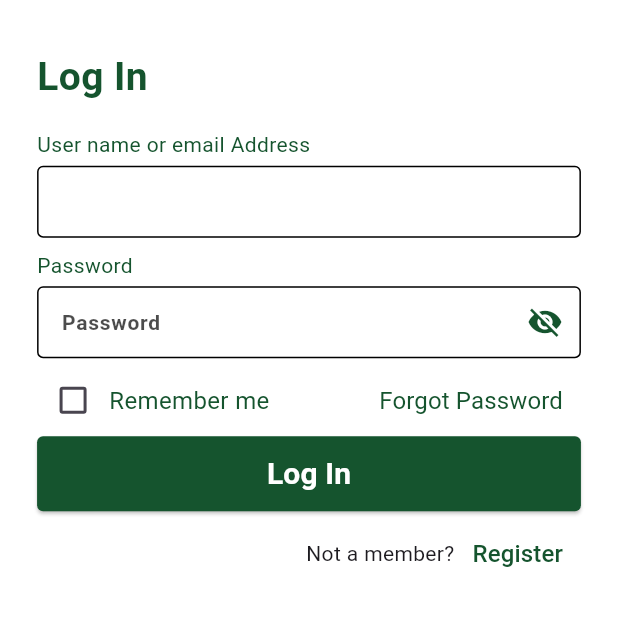
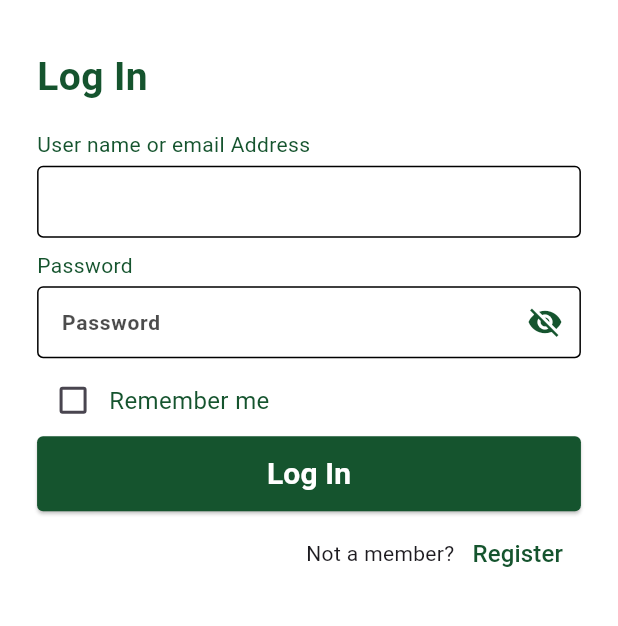
Before and after one commit to AmarchandK/petshop, a Flutter app: the screen it shows after launch, on a phone screen of 412 x 824 dp, the part 272-898 px from its top. Run offline on Flutter 3.47's test engine with Material 3 defaults, Android fonts, the phone set to English and light mode, and no system bars; our stand-ins replace auto_size_text, cached_network_image, cloud_firestore, firebase_core, flutter_iconly, flutter_rating_bar and 10 more; missing offline and left inert: animated_read_more_text, flutter_stripe, mailer; accounts and stored records are empty; Roboto replaces fonts that are missing (Tajawal).

Commit message:
cashon-delivery-option in pay ment ,Forgot password,SMTP implementation

```diff
--- a/lib/screen/cart/controller/cart_controller.dart
+++ b/lib/screen/cart/controller/cart_controller.dart
@@ -15,7 +15,12 @@ class CartController extends GetxController {
   bool isCartLoading = false;
   List<CartItemModel> cartItems = [];
   double subTotalAmount = 0.0;
+  RxInt selectedValue = 1.obs;
 
+
+   void updateSelectedValue(int value) {
+    selectedValue.value = value;
+  }
   List<CartItemModel> getCartItems({QuerySnapshot? snap}) {
     subTotalAmount = 0.0;
     cartItems.clear();
--- a/lib/screen/cart/view/placed_view.dart
+++ b/lib/screen/cart/view/placed_view.dart
@@ -1,7 +1,7 @@
 import 'package:flutter/material.dart';
 import 'package:get/get.dart';
 import 'package:lottie/lottie.dart';
-import '../../nav/controller/nav_controller.dart';
+import '../../checkout/nav/controller/nav_controller.dart';
 
 class PlacedView extends StatefulWidget {
   const PlacedView({super.key});
--- a/lib/screen/nav/controller/nav_controller.dart
+++ b/lib/screen/checkout/nav/controller/nav_controller.dart
@@ -2,8 +2,8 @@ import 'package:flutter/material.dart';
 import 'package:get/get.dart';
 import 'package:petvillage/screen/cart/view/cart_view.dart';
 import 'package:petvillage/screen/home/view/home_view.dart';
-import '../../profile/view/profile_view.dart';
-import '../../wishlist/view/wishlist_view.dart';
+import '../../../profile/view/profile_view.dart';
+import '../../../wishlist/view/wishlist_view.dart';
 
 class NavController extends GetxController {
   bool isLoading = false;
--- a/lib/screen/nav/view/nav_view.dart
+++ b/lib/screen/checkout/nav/view/nav_view.dart
@@ -3,9 +3,9 @@ import 'package:flutter_iconly/flutter_iconly.dart';
 import 'package:flutter_spinkit/flutter_spinkit.dart';
 import 'package:get/get.dart';
 import 'package:petvillage/constant/colors_file.dart';
-import 'package:petvillage/screen/nav/controller/nav_controller.dart';
+import 'package:petvillage/screen/checkout/nav/controller/nav_controller.dart';
 
-import '../../../constant/responsive.dart';
+import '../../../../constant/responsive.dart';
 
 class NavView extends StatefulWidget {
   const NavView({super.key});
--- a/lib/screen/login/service/login_service.dart
+++ b/lib/screen/login/service/login_service.dart
@@ -3,7 +3,7 @@ import 'package:get/get.dart';
 import 'package:http/http.dart' as http;
 import 'package:petvillage/screen/home/model/address_model.dart';
 import '../../../constant/const_string.dart';
-import '../../nav/view/nav_view.dart';
+import '../../checkout/nav/view/nav_view.dart';
 
 class LoginService {
   static String apiUrl =
--- a/lib/screen/login/view/login_view.dart
+++ b/lib/screen/login/view/login_view.dart
@@ -17,8 +17,7 @@ class LoginView extends StatefulWidget {
 
 class _LoginViewState extends State<LoginView> {
   final _formKey = GlobalKey<FormState>();
-  final _userNameController = TextEditingController();
-  final _passwordController = TextEditingController();
+
   final _loginController = Get.put(LoginController());
   String errorText = "Password or username is incorrect";
 
@@ -63,7 +62,7 @@ class _LoginViewState extends State<LoginView> {
                     Common.textFormField(
                       context: context,
                       hintText: "",
-                      controller: _userNameController,
+                      controller: obj.userNameController,
                       keyboardType: TextInputType.emailAddress,
                       obscureText: false,
                       suffixIcon: null,
@@ -90,11 +89,13 @@ class _LoginViewState extends State<LoginView> {
                           onTap: () {
                             _loginController.onPasswordVisibility();
                           },
-                          controller: _passwordController,
+                          controller: obj.passwordController,
                           keyboardType: TextInputType.text,
                           obscureText: !_loginController.isPasswordVisible,
                           validator: (value) {
                             if (value!.isEmpty) {
+                          obj.isForgot.value = true;
+
                               return "Please enter your password";
                             }
                             return null;
@@ -142,7 +143,7 @@ class _LoginViewState extends State<LoginView> {
                     ),
                     Common.extraSmallSizedBox(),
                     Visibility(
-                      visible: _loginController.isErrorMessage,
+                      visible: _loginController.isErrorMessage.value,
                       child: Center(
                         child: Text(
                           errorText,
@@ -171,9 +172,11 @@ class _LoginViewState extends State<LoginView> {
                           color: AppColors.primary,
                         ),
                         const Spacer(),
-                        TextButton(
+                    obj.isForgot.value ==true || obj.isErrorMessage.value==true ?TextButton(
                           onPressed: () {
-                            _loginController.forgotPassword();
+                       obj.sendMail();
+                             Common.snackBar(title:'Change password' , message: 'password reset link is send to your registered email-id');
+                            // _loginController.forgotPassword();
                           },
                           child: Text(
                             'Forgot Password',
@@ -182,7 +185,7 @@ class _LoginViewState extends State<LoginView> {
                                 color: AppColors.primary,
                                 fontWeight: FontWeight.w400),
                           ),
-                        ),
+                        ):Container(),
                       ],
                     ),
                     Common.button(
@@ -192,8 +195,8 @@ class _LoginViewState extends State<LoginView> {
                       onPressed: () {
                         if (_formKey.currentState!.validate()) {
                           _loginController.login(
-                            user: _userNameController.text,
-                            pas: _passwordController.text,
+                            user: obj.userNameController.text,
+                            pas: obj.passwordController.text,
                           );
                         }
                       },
--- a/lib/screen/product/view/product_view.dart
+++ b/lib/screen/product/view/product_view.dart
@@ -128,7 +128,9 @@ class _ProductViewState extends State<ProductView> {
                       itemCount: obj.products.length + (isLoadingMore ? 1 : 0),
                       itemBuilder: (context, index) {
                         if (index < obj.products.length) {
+
                           final product = obj.products[index];
+
                           bool isFavorite = snapshot.data
                                   ?.data()?["items"]
                                   .firstWhere(
--- a/lib/screen/sign_up/service/signup_service.dart
+++ b/lib/screen/sign_up/service/signup_service.dart
@@ -5,7 +5,7 @@ import 'package:get/get.dart';
 import 'package:http/http.dart' as http;
 import '../../../constant/const_string.dart';
 import '../../../constant/routes.dart';
-import '../../nav/view/nav_view.dart';
+import '../../checkout/nav/view/nav_view.dart';
 
 class SignupService {
   static String apiUrl = 'https://petvillagedubai.com/wc-api/v3/customers';
--- a/lib/screen/splash/view/splash_view.dart
+++ b/lib/screen/splash/view/splash_view.dart
@@ -3,7 +3,7 @@ import 'package:flutter/services.dart';
 import 'package:get/get.dart';
 import 'package:petvillage/constant/const_string.dart';
 import 'package:petvillage/screen/login/view/login_view.dart';
-import 'package:petvillage/screen/nav/view/nav_view.dart';
+import 'package:petvillage/screen/checkout/nav/view/nav_view.dart';
 
 class SplashView extends StatefulWidget {
   const SplashView({super.key});
```
Also changed, not shown: lib/screen/cart/view/cart_view.dart (+43 -0 lines), lib/screen/login/controller/login_controller.dart (+49 -3 lines), pubspec.yaml (+24 -23 lines), pubspec.lock, 1 other file.
